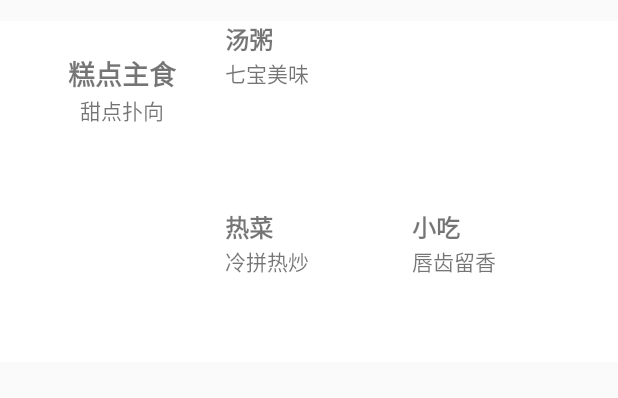
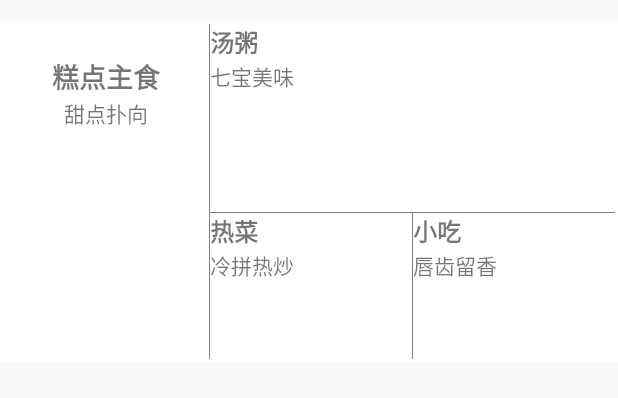
Before and after one commit to monotonewang/SDfoodNew, an Android app: the layout fragment_home_sweet.xml on its own in the app's theme, with its tools: preview values and no code run, on a phone screen of 412 x 824 dp. Shown: the top 398 px of the screen. Run offline under Robolectric (Android 15) with nearby library versions, the light colour scheme and no system bars; plain views replace SimpleDraweeView.

Commit message:
加了几条线

```diff
--- a/app/src/main/res/layout/fragment_home_sweet.xml
+++ b/app/src/main/res/layout/fragment_home_sweet.xml
@@ -9,7 +9,8 @@
     android:paddingRight="@dimen/x10"
     android:layout_height="@dimen/y160"
     android:background="@color/fragment_home_view_bgcolor"
-    android:orientation="horizontal">
+    android:orientation="horizontal"
+    android:padding="2dp">
 
     <LinearLayout
         android:layout_width="wrap_content"
@@ -72,6 +73,10 @@
             android:text="@string/fragment_home_staple_style"
             android:visibility="invisible" />
     </LinearLayout>
+    <LinearLayout
+        android:layout_width="1px"
+        android:layout_height="match_parent"
+        android:background="@color/fragment_msg_line_color"/>
 
     <LinearLayout
         android:layout_width="match_parent"
@@ -116,6 +121,10 @@
 
             </RelativeLayout>
         </LinearLayout>
+        <LinearLayout
+            android:layout_width="match_parent"
+            android:layout_height="1px"
+            android:background="@color/fragment_msg_line_color"/>
 
         <LinearLayout
             android:layout_width="match_parent"
@@ -160,6 +169,10 @@
 
                 </RelativeLayout>
             </LinearLayout>
+            <LinearLayout
+                android:layout_width="1px"
+                android:layout_height="match_parent"
+                android:background="@color/fragment_msg_line_color"/>
 
             <LinearLayout
                 android:layout_width="0dp"
```
